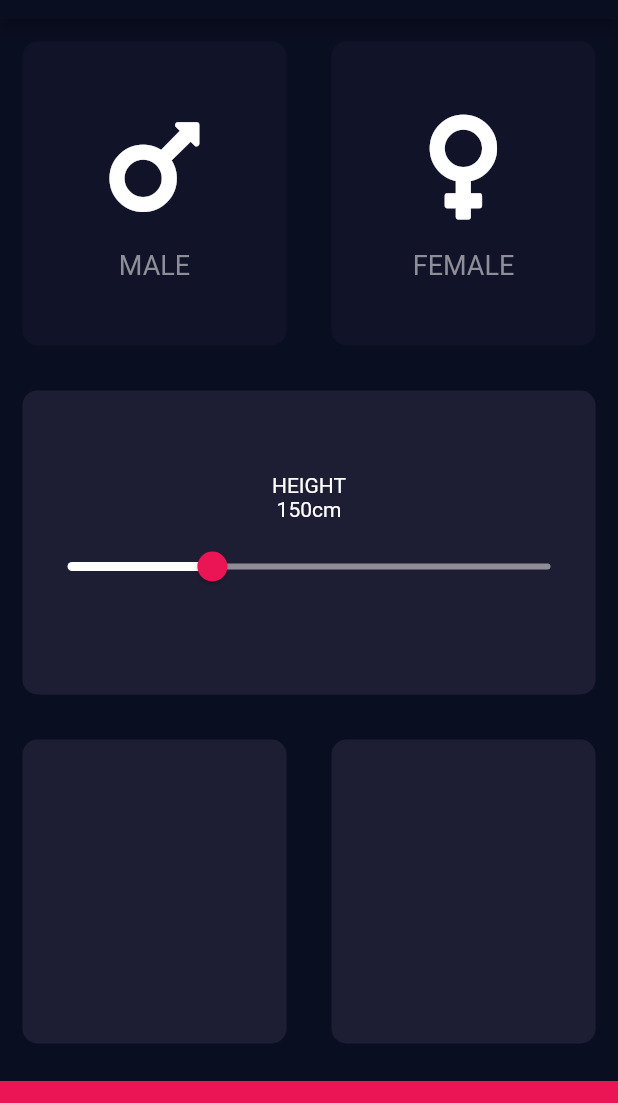
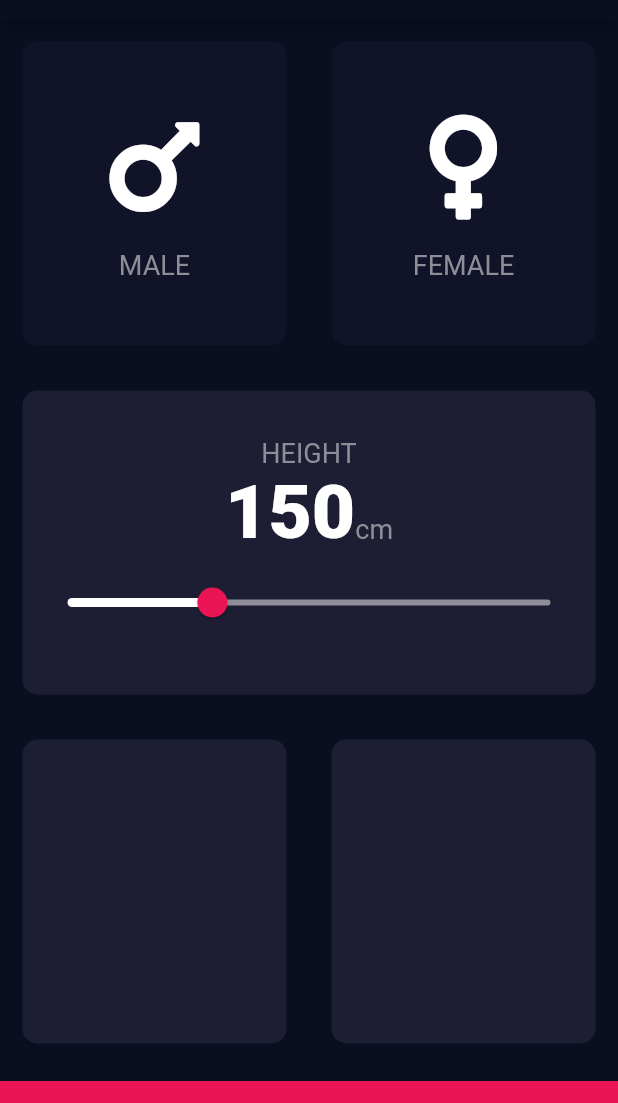
Before and after one commit to Praveen-Sharma00/BMI-Calcuator, a Flutter app: the screen it shows after launch, on a phone screen of 412 x 824 dp, the part 65-1168 px from its top. Run offline on Flutter 3.47's test engine with Material 2 defaults, Android fonts, the phone set to English and light mode, and no system bars; our stand-ins replace font_awesome_flutter.

Commit message:
Refactored Constants

```diff
--- a/lib/constants.dart
+++ b/lib/constants.dart
@@ -5,7 +5,8 @@ const kInActiveCardColor = Color(0xFF111328);
 const kActiveCardColor = Color(0xFF1D1E33);
 const kBottomContainerColor = Color(0xFFEB1555);
 
-const labelTextStyle = TextStyle(
+const kLabelTextStyle = TextStyle(
   fontSize: 18.0,
   color: Color(0xFF8D8E98),
 );
+const kNumberTextStyle = TextStyle(fontSize: 50.0, fontWeight: FontWeight.w900);
--- a/lib/icon_content.dart
+++ b/lib/icon_content.dart
@@ -20,7 +20,7 @@ class IconContent extends StatelessWidget {
         ),
         Text(
           label,
-          style: labelTextStyle,
+          style: kLabelTextStyle,
         ),
       ],
     );
```
